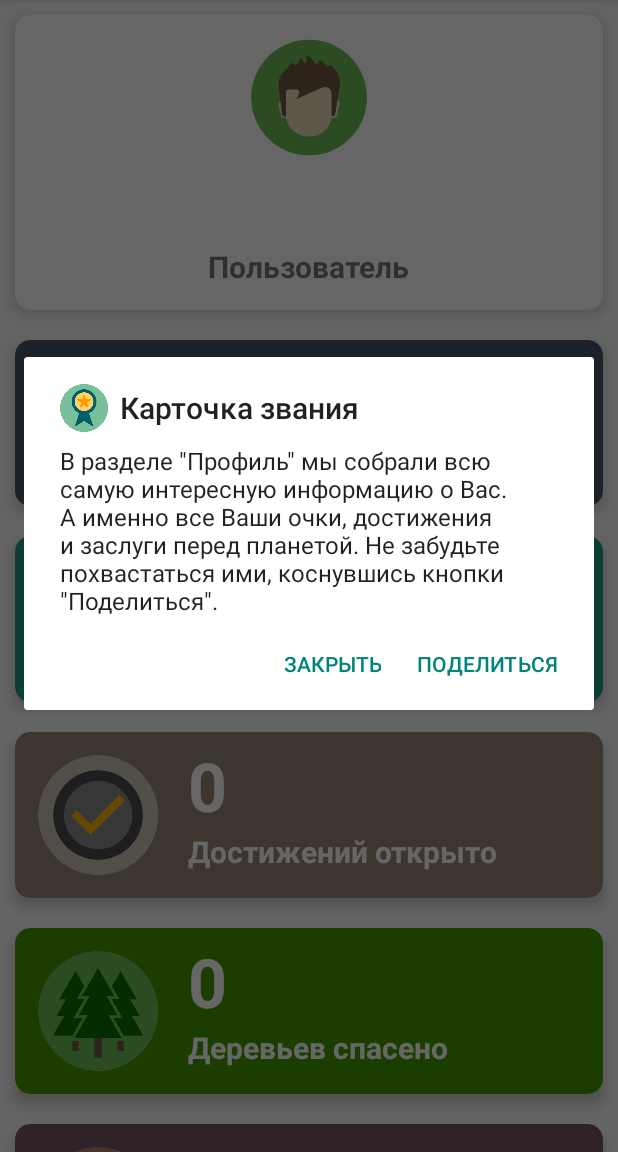
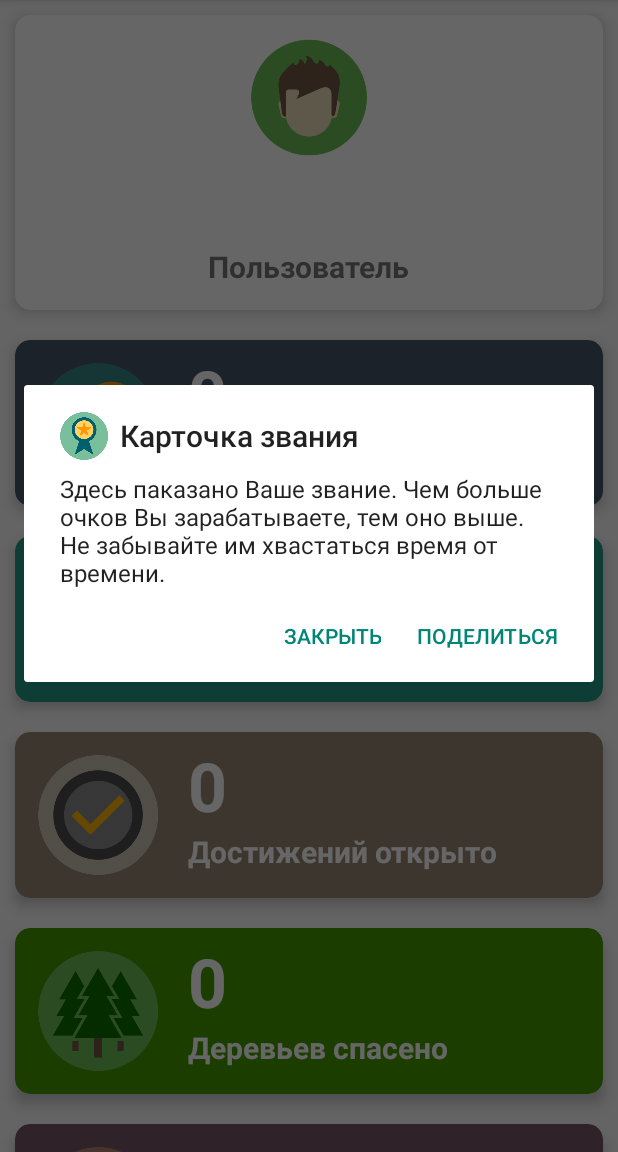
Before and after one commit to RussianProgrammer/POJECT1, an Android app: the fragment ProfileFragment shown on its own in the app's theme, after a tap on "Нет ранга", on a phone screen of 412 x 824 dp, the part 84-1236 px from its top. Run offline under Robolectric (Android 15) with nearby library versions, the light colour scheme and no system bars; our stand-ins replace Firebase (no records; nobody signed in at launch, a user with empty details on screens opened directly); 2 statements that could not run were skipped; 2 other taps on this screen came first.

Commit message:
Profile dialog texts added

```diff
--- a/app/src/main/java/sis/pewpew/fragments/ProfileFragment.java
+++ b/app/src/main/java/sis/pewpew/fragments/ProfileFragment.java
@@ -33,6 +33,7 @@ public class ProfileFragment extends Fragment {
 
     public FirebaseUser user = FirebaseAuth.getInstance().getCurrentUser();
     private long pointsFromDatabase;
+    private String statusFromDatabase;
 
     @Override
     public View onCreateView(LayoutInflater inflater, ViewGroup container,
@@ -63,163 +64,6 @@ public class ProfileFragment extends Fragment {
             editor.putBoolean("dialogShown", true);
             editor.apply();
         }
-
-        final AlertDialog.Builder profileMainCardDialog = new AlertDialog.Builder(getActivity());
-        profileMainCardDialog.setTitle("Карточка профиля");
-        profileMainCardDialog.setIcon(R.drawable.profile_icon);
-        profileMainCardDialog.setMessage("В разделе \"Профиль\" мы собрали всю самую интересную информацию о Вас. " +
-                "А именно все Ваши очки, достижения и заслуги перед планетой. Не забудьте похвастаться ими, " +
-                "коснувшись кнопки \"Поделиться\".");
-        profileMainCardDialog.setNegativeButton("Закрыть", new DialogInterface.OnClickListener() {
-            @Override
-            public void onClick(DialogInterface dialogInterface, int i) {
-                dialogInterface.cancel();
-            }
-        });
-        profileMainCardDialog.setPositiveButton("Поделиться", new DialogInterface.OnClickListener() {
-            @Override
-            public void onClick(DialogInterface dialogInterface, int i) {
-                shareProfile();
-            }
-        });
-
-        final AlertDialog.Builder profilePointsCardDialog = new AlertDialog.Builder(getActivity());
-        profilePointsCardDialog.setTitle("Карточка очков");
-        profilePointsCardDialog.setIcon(R.drawable.profile_points_icon_2);
-        profilePointsCardDialog.setMessage("В разделе \"Профиль\" мы собрали всю самую интересную информацию о Вас. " +
-                "А именно все Ваши очки, достижения и заслуги перед планетой. Не забудьте похвастаться ими, " +
-                "коснувшись кнопки \"Поделиться\".");
-        profilePointsCardDialog.setNegativeButton("Закрыть", new DialogInterface.OnClickListener() {
-            @Override
-            public void onClick(DialogInterface dialogInterface, int i) {
-                dialogInterface.cancel();
-            }
-        });
-        profilePointsCardDialog.setPositiveButton("Поделиться", new DialogInterface.OnClickListener() {
-            @Override
-            public void onClick(DialogInterface dialogInterface, int i) {
-                Intent shareIntent = new Intent(Intent.ACTION_SEND);
-                shareIntent.setType("text/plain");
-                String shareBody = "У меня крутой профиль: " + (int) pointsFromDatabase;
-                shareIntent.putExtra(Intent.EXTRA_TEXT, shareBody);
-                startActivity(Intent.createChooser(shareIntent, "Поделиться профилем"));
-            }
-        });
-
-        final AlertDialog.Builder profileRankCardDialog = new AlertDialog.Builder(getActivity());
-        profileRankCardDialog.setTitle("Карточка звания");
-        profileRankCardDialog.setIcon(R.drawable.profile_rank_icon);
-        profileRankCardDialog.setMessage("В разделе \"Профиль\" мы собрали всю самую интересную информацию о Вас. " +
-                "А именно все Ваши очки, достижения и заслуги перед планетой. Не забудьте похвастаться ими, " +
-                "коснувшись кнопки \"Поделиться\".");
-        profileRankCardDialog.setNegativeButton("Закрыть", new DialogInterface.OnClickListener() {
-            @Override
-            public void onClick(DialogInterface dialogInterface, int i) {
-                dialogInterface.cancel();
-            }
-        });
-        profileRankCardDialog.setPositiveButton("Поделиться", new DialogInterface.OnClickListener() {
-            @Override
-            public void onClick(DialogInterface dialogInterface, int i) {
-                Intent shareIntent = new Intent(Intent.ACTION_SEND);
-                shareIntent.setType("text/plain");
-                String shareBody = "У меня крутой профиль: " + (int) pointsFromDatabase;
-                shareIntent.putExtra(Intent.EXTRA_TEXT, shareBody);
-                startActivity(Intent.createChooser(shareIntent, "Поделиться профилем"));
-            }
-        });
-
-        final AlertDialog.Builder profileAchievesCardDialog = new AlertDialog.Builder(getActivity());
-        profileAchievesCardDialog.setTitle("Карточка достижений");
-        profileAchievesCardDialog.setIcon(R.drawable.profile_achieves_icon);
-        profileAchievesCardDialog.setMessage("В разделе \"Профиль\" мы собрали всю самую интересную информацию о Вас. " +
-                "А именно все Ваши очки, достижения и заслуги перед планетой. Не забудьте похвастаться ими, " +
-                "коснувшись кнопки \"Поделиться\".");
-        profileAchievesCardDialog.setNegativeButton("Закрыть", new DialogInterface.OnClickListener() {
-            @Override
-            public void onClick(DialogInterface dialogInterface, int i) {
-                dialogInterface.cancel();
-            }
-        });
-        profileAchievesCardDialog.setPositiveButton("Поделиться", new DialogInterface.OnClickListener() {
-            @Override
-            public void onClick(DialogInterface dialogInterface, int i) {
-                Intent shareIntent = new Intent(Intent.ACTION_SEND);
-                shareIntent.setType("text/plain");
-                String shareBody = "У меня крутой профиль: " + (int) pointsFromDatabase;
-                shareIntent.putExtra(Intent.EXTRA_TEXT, shareBody);
-                startActivity(Intent.createChooser(shareIntent, "Поделиться профилем"));
-            }
-        });
-
-        final AlertDialog.Builder profileSavedTreesCardDialog = new AlertDialog.Builder(getActivity());
-        profileSavedTreesCardDialog.setTitle("Карточка спасенных деревьев");
-        profileSavedTreesCardDialog.setIcon(R.drawable.profile_saved_trees_icon);
-        profileSavedTreesCardDialog.setMessage("В разделе \"Профиль\" мы собрали всю самую интересную информацию о Вас. " +
-                "А именно все Ваши очки, достижения и заслуги перед планетой. Не забудьте похвастаться ими, " +
-                "коснувшись кнопки \"Поделиться\".");
-        profileSavedTreesCardDialog.setNegativeButton("Закрыть", new DialogInterface.OnClickListener() {
-            @Override
-            public void onClick(DialogInterface dialogInterface, int i) {
-                dialogInterface.cancel();
-            }
-        });
-        profileSavedTreesCardDialog.setPositiveButton("Поделиться", new DialogInterface.OnClickListener() {
-            @Override
-            public void onClick(DialogInterface dialogInterface, int i) {
-                Intent shareIntent = new Intent(Intent.ACTION_SEND);
-                shareIntent.setType("text/plain");
-                String shareBody = "У меня крутой профиль: " + (int) pointsFromDatabase;
-                shareIntent.putExtra(Intent.EXTRA_TEXT, shareBody);
-                startActivity(Intent.createChooser(shareIntent, "Поделиться профилем"));
-            }
-        });
-
-        final AlertDialog.Builder profileSavedAnimalsCardDialog = new AlertDialog.Builder(getActivity());
-        profileSavedAnimalsCardDialog.setTitle("Карточка спасенных животных");
-        profileSavedAnimalsCardDialog.setIcon(R.drawable.profile_saved_animals_icon);
-        profileSavedAnimalsCardDialog.setMessage("В разделе \"Профиль\" мы собрали всю самую интересную информацию о Вас. " +
-                "А именно все Ваши очки, достижения и заслуги перед планетой. Не забудьте похвастаться ими, " +
-                "коснувшись кнопки \"Поделиться\".");
-        profileSavedAnimalsCardDialog.setNegativeButton("Закрыть", new DialogInterface.OnClickListener() {
-            @Override
-            public void onClick(DialogInterface dialogInterface, int i) {
-                dialogInterface.cancel();
-            }
-        });
-        profileSavedAnimalsCardDialog.setPositiveButton("Поделиться", new DialogInterface.OnClickListener() {
-            @Override
-            public void onClick(DialogInterface dialogInterface, int i) {
-                Intent shareIntent = new Intent(Intent.ACTION_SEND);
-                shareIntent.setType("text/plain");
-                String shareBody = "У меня крутой профиль: " + (int) pointsFromDatabase;
-                shareIntent.putExtra(Intent.EXTRA_TEXT, shareBody);
-                startActivity(Intent.createChooser(shareIntent, "Поделиться профилем"));
-            }
-        });
-
-        final AlertDialog.Builder profileSavedPeopleCardDialog = new AlertDialog.Builder(getActivity());
-        profileSavedPeopleCardDialog.setTitle("Карточка спасенных людей");
-        profileSavedPeopleCardDialog.setIcon(R.drawable.profile_saved_people_icon);
-        profileSavedPeopleCardDialog.setMessage("В разделе \"Профиль\" мы собрали всю самую интересную информацию о Вас. " +
-                "А именно все Ваши очки, достижения и заслуги перед планетой. Не забудьте похвастаться ими, " +
-                "коснувшись кнопки \"Поделиться\".");
-        profileSavedPeopleCardDialog.setNegativeButton("Закрыть", new DialogInterface.OnClickListener() {
-            @Override
-            public void onClick(DialogInterface dialogInterface, int i) {
-                dialogInterface.cancel();
-            }
-        });
-        profileSavedPeopleCardDialog.setPositiveButton("Поделиться", new DialogInterface.OnClickListener() {
-            @Override
-            public void onClick(DialogInterface dialogInterface, int i) {
-                Intent shareIntent = new Intent(Intent.ACTION_SEND);
-                shareIntent.setType("text/plain");
-                String shareBody = "У меня крутой профиль: " + (int) pointsFromDatabase;
-                shareIntent.putExtra(Intent.EXTRA_TEXT, shareBody);
-                startActivity(Intent.createChooser(shareIntent, "Поделиться профилем"));
-            }
-        });
 
         final View rootView = inflater.inflate(R.layout.fragment_profile, container, false);
         ((MainActivity) getActivity()).setActionBarTitle(getString(R.string.profile_fragment_name));
@@ -310,7 +154,7 @@ public class ProfileFragment extends Fragment {
                 }
 
                 if (user != null && dataSnapshot.child("users").child(user.getUid()).child("status").getValue() != null) {
-                    String statusFromDatabase = dataSnapshot.child("users").child(user.getUid()).child("status").getValue().toString();
+                    statusFromDatabase = dataSnapshot.child("users").child(user.getUid()).child("status").getValue().toString();
 
                     switch (statusFromDatabase) {
                         case "1":
@@ -348,6 +192,166 @@ public class ProfileFragment extends Fragment {
             TextView username = (TextView) rootView.findViewById(R.id.profile_username);
             username.setText("Имя пользователя");
         }
+
+        final AlertDialog.Builder profileMainCardDialog = new AlertDialog.Builder(getActivity());
+        profileMainCardDialog.setTitle("Карточка профиля");
+        profileMainCardDialog.setIcon(R.drawable.profile_icon);
+        profileMainCardDialog.setMessage("Это Ваша карточка профиля, на которой мы аккуратно " +
+                "выгравировали Ваше имя и фамилию. Возможно, у Вас мог возникнуть вопрос, " +
+                "что означает пометка под именем. Отвечаем: она показывает, какую роль Вы выполняете в нашем сообществе. " +
+                "Вы можете быть как обычным пользователем, так и модератором. " +
+                "По всем вопросам касательно пометки Вы всегда можете обратиться к нам на нашем сайте.");
+        profileMainCardDialog.setNegativeButton("Закрыть", new DialogInterface.OnClickListener() {
+            @Override
+            public void onClick(DialogInterface dialogInterface, int i) {
+                dialogInterface.cancel();
+            }
+        });
+        profileMainCardDialog.setPositiveButton("Поделиться", new DialogInterface.OnClickListener() {
+            @Override
+            public void onClick(DialogInterface dialogInterface, int i) {
+                shareProfile();
+            }
+        });
+
+        final AlertDialog.Builder profilePointsCardDialog = new AlertDialog.Builder(getActivity());
+        profilePointsCardDialog.setTitle("Карточка очков");
+        profilePointsCardDialog.setIcon(R.drawable.profile_points_icon_2);
+        profilePointsCardDialog.setMessage("Здесь показано количество заработанных Вами очков. " +
+                "Их можно получать, используя экологические пункты на карте. И помните: " +
+                "с каждой новой цифрой на этой карточке мы все ближе к светлому будущему.");
+        profilePointsCardDialog.setNegativeButton("Закрыть", new DialogInterface.OnClickListener() {
+            @Override
+            public void onClick(DialogInterface dialogInterface, int i) {
+                dialogInterface.cancel();
+            }
+        });
+        profilePointsCardDialog.setPositiveButton("Поделиться", new DialogInterface.OnClickListener() {
+            @Override
+            public void onClick(DialogInterface dialogInterface, int i) {
+                Intent shareIntent = new Intent(Intent.ACTION_SEND);
+                shareIntent.setType("text/plain");
+                String shareBody = "У меня крутой профиль: " + (int) pointsFromDatabase;
+                shareIntent.putExtra(Intent.EXTRA_TEXT, shareBody);
+                startActivity(Intent.createChooser(shareIntent, "Поделиться профилем"));
+            }
+        });
+
+        final AlertDialog.Builder profileRankCardDialog = new AlertDialog.Builder(getActivity());
+        profileRankCardDialog.setTitle("Карточка звания");
+        profileRankCardDialog.setIcon(R.drawable.profile_rank_icon);
+        profileRankCardDialog.setMessage("Здесь паказано Ваше звание. Чем больше очков Вы зарабатываете, тем оно выше. " +
+                "Не забывайте им хвастаться время от времени.");
+        profileRankCardDialog.setNegativeButton("Закрыть", new DialogInterface.OnClickListener() {
+            @Override
+            public void onClick(DialogInterface dialogInterface, int i) {
+                dialogInterface.cancel();
+            }
+        });
+        profileRankCardDialog.setPositiveButton("Поделиться", new DialogInterface.OnClickListener() {
+            @Override
+            public void onClick(DialogInterface dialogInterface, int i) {
+                Intent shareIntent = new Intent(Intent.ACTION_SEND);
+                shareIntent.setType("text/plain");
+                String shareBody = "У меня крутой профиль: " + (int) pointsFromDatabase;
+                shareIntent.putExtra(Intent.EXTRA_TEXT, shareBody);
+                startActivity(Intent.createChooser(shareIntent, "Поделиться профилем"));
+            }
+        });
+
+        final AlertDialog.Builder profileAchievesCardDialog = new AlertDialog.Builder(getActivity());
+        profileAchievesCardDialog.setTitle("Карточка достижений");
+        profileAchievesCardDialog.setIcon(R.drawable.profile_achieves_icon);
+        profileAchievesCardDialog.setMessage("Здесь мы посчитали все собранные Вами достижения. Как Вы уже наверняка знаете, " +
+                "всего их 15, но со временем их количество будет расти. За каждые 200 очков Вы получаете одно новое. " +
+                "Кроме того Вы всегда можете поделиться ими.");
+        profileAchievesCardDialog.setNegativeButton("Закрыть", new DialogInterface.OnClickListener() {
+            @Override
+            public void onClick(DialogInterface dialogInterface, int i) {
+                dialogInterface.cancel();
+            }
+        });
+        profileAchievesCardDialog.setPositiveButton("Поделиться", new DialogInterface.OnClickListener() {
+            @Override
+            public void onClick(DialogInterface dialogInterface, int i) {
+                Intent shareIntent = new Intent(Intent.ACTION_SEND);
+                shareIntent.setType("text/plain");
+                String shareBody = "У меня крутой профиль: " + (int) pointsFromDatabase;
+                shareIntent.putExtra(Intent.EXTRA_TEXT, shareBody);
+                startActivity(Intent.createChooser(shareIntent, "Поделиться профилем"));
+            }
+        });
+
+        final AlertDialog.Builder profileSavedTreesCardDialog = new AlertDialog.Builder(getActivity());
+        profileSavedTreesCardDialog.setTitle("Карточка спасенных деревьев");
+        profileSavedTreesCardDialog.setIcon(R.drawable.profile_saved_trees_icon);
+        profileSavedTreesCardDialog.setMessage("Здесь отображено количество спасенных Вами деревьев. " +
+                "Каждый раз зарабатывая 500 очков, Вы спасаете одно новое дерево, " +
+                "которое могло погибнуть из-за токсинов и химикатов, находящихся в мусоре. " +
+                "Кстати, собрав 2 млн очков, Вы спасете целый лес. Думаете, невозможно? " +
+                "Просто сделайте использование приложения своей привычкой. Причем очень полезной.");
+        profileSavedTreesCardDialog.setNegativeButton("Закрыть", new DialogInterface.OnClickListener() {
+            @Override
+            public void onClick(DialogInterface dialogInterface, int i) {
+                dialogInterface.cancel();
+            }
+        });
+        profileSavedTreesCardDialog.setPositiveButton("Поделиться", new DialogInterface.OnClickListener() {
+            @Override
+            public void onClick(DialogInterface dialogInterface, int i) {
+                Intent shareIntent = new Intent(Intent.ACTION_SEND);
+                shareIntent.setType("text/plain");
+                String shareBody = "У меня крутой профиль: " + (int) pointsFromDatabase;
+                shareIntent.putExtra(Intent.EXTRA_TEXT, shareBody);
+                startActivity(Intent.createChooser(shareIntent, "Поделиться профилем"));
+            }
+        });
+
+        final AlertDialog.Builder profileSavedAnimalsCardDialog = new AlertDialog.Builder(getActivity());
+        profileSavedAnimalsCardDialog.setTitle("Карточка спасенных животных");
+        profileSavedAnimalsCardDialog.setIcon(R.drawable.profile_saved_animals_icon);
+        profileSavedAnimalsCardDialog.setMessage("Здесь показано количество спасенных Вами животных. " +
+                "Каждый раз собирая 1000 очков, Вы спасаете одного зверька, а может даже и целого зверя. " +
+                "Не стесняйтесь делиться своими заслугами перед фауной нашей планеты с миром.");
+        profileSavedAnimalsCardDialog.setNegativeButton("Закрыть", new DialogInterface.OnClickListener() {
+            @Override
+            public void onClick(DialogInterface dialogInterface, int i) {
+                dialogInterface.cancel();
+            }
+        });
+        profileSavedAnimalsCardDialog.setPositiveButton("Поделиться", new DialogInterface.OnClickListener() {
+            @Override
+            public void onClick(DialogInterface dialogInterface, int i) {
+                Intent shareIntent = new Intent(Intent.ACTION_SEND);
+                shareIntent.setType("text/plain");
+                String shareBody = "У меня крутой профиль: " + (int) pointsFromDatabase;
+                shareIntent.putExtra(Intent.EXTRA_TEXT, shareBody);
+                startActivity(Intent.createChooser(shareIntent, "Поделиться профилем"));
+            }
+        });
+
+        final AlertDialog.Builder profileSavedPeopleCardDialog = new AlertDialog.Builder(getActivity());
+        profileSavedPeopleCardDialog.setTitle("Карточка спасенных людей");
+        profileSavedPeopleCardDialog.setIcon(R.drawable.profile_saved_people_icon);
+        profileSavedPeopleCardDialog.setMessage("Здесь мы посчитали, сколько реальных людей Вы спасли, используя приложение. " +
+                "За каждые заработанные Вами 1500 очков один человек из будущего или даже настоящего говорит Вам \"Спасибо\" " +
+                "за сохраненную жизнь.");
+        profileSavedPeopleCardDialog.setNegativeButton("Закрыть", new DialogInterface.OnClickListener() {
+            @Override
+            public void onClick(DialogInterface dialogInterface, int i) {
+                dialogInterface.cancel();
+            }
+        });
+        profileSavedPeopleCardDialog.setPositiveButton("Поделиться", new DialogInterface.OnClickListener() {
+            @Override
+            public void onClick(DialogInterface dialogInterface, int i) {
+                Intent shareIntent = new Intent(Intent.ACTION_SEND);
+                shareIntent.setType("text/plain");
+                String shareBody = "У меня крутой профиль: " + (int) pointsFromDatabase;
+                shareIntent.putExtra(Intent.EXTRA_TEXT, shareBody);
+                startActivity(Intent.createChooser(shareIntent, "Поделиться профилем"));
+            }
+        });
 
         CardView profileMainCard = (CardView) rootView.findViewById(R.id.profile_main_card);
         CardView profilePointsCard = (CardView) rootView.findViewById(R.id.profile_points_card);
```
